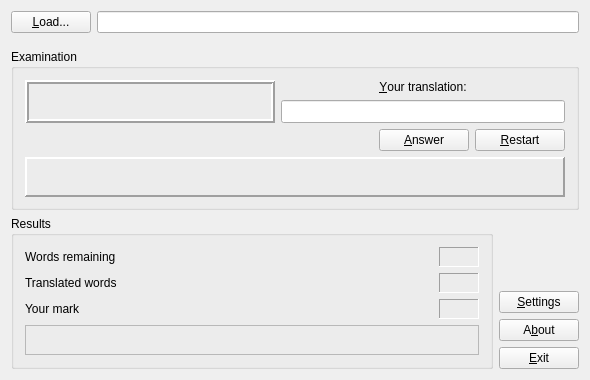
Old version of the form window.ui in the repository olgerd27/words_teacher.
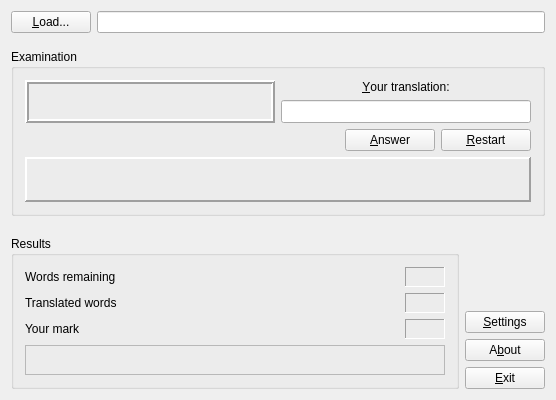
New version of the form. Custom widgets are drawn as their Qt base class.

Commit message: Implement using the application settings in the WordsReader class. Add some error catching during parsing loaded file lines in the WordsReader class methods. Make alignment by center in the line edit for inputing translation in the main window.

```diff
--- a/window.ui
+++ b/window.ui
@@ -6,8 +6,8 @@
    <rect>
     <x>0</x>
     <y>0</y>
-    <width>590</width>
-    <height>380</height>
+    <width>550</width>
+    <height>400</height>
    </rect>
   </property>
   <property name="sizePolicy">
@@ -16,16 +16,10 @@
     <verstretch>0</verstretch>
    </sizepolicy>
   </property>
-  <property name="minimumSize">
-   <size>
-    <width>0</width>
-    <height>380</height>
-   </size>
-  </property>
   <property name="maximumSize">
    <size>
-    <width>800</width>
-    <height>380</height>
+    <width>900</width>
+    <height>400</height>
    </size>
   </property>
   <property name="locale">
@@ -143,6 +137,9 @@
           <bold>true</bold>
          </font>
         </property>
+        <property name="alignment">
+         <set>Qt::AlignCenter</set>
+        </property>
        </widget>
       </item>
       <item row="2" column="0">
@@ -249,7 +246,7 @@
         <property name="minimumSize">
          <size>
           <width>0</width>
-          <height>40</height>
+          <height>45</height>
          </size>
         </property>
         <property name="font">
```
Left out of the diff: 6 changed lines with no effect on the pictures. The commit also changes 6 other files.
